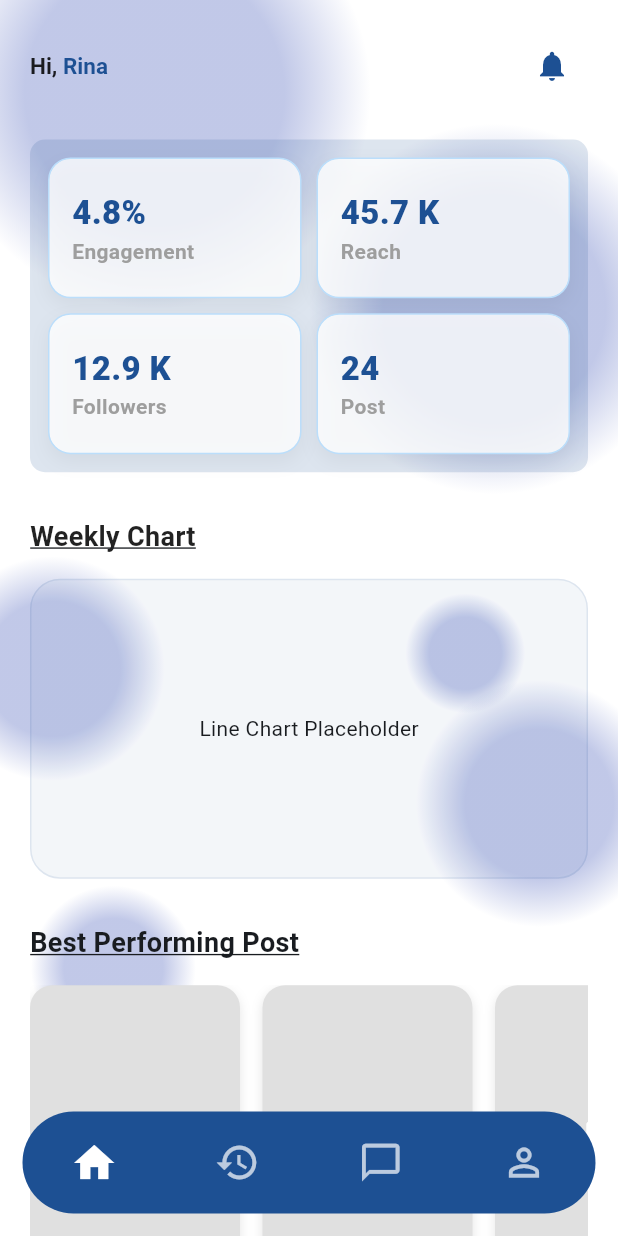
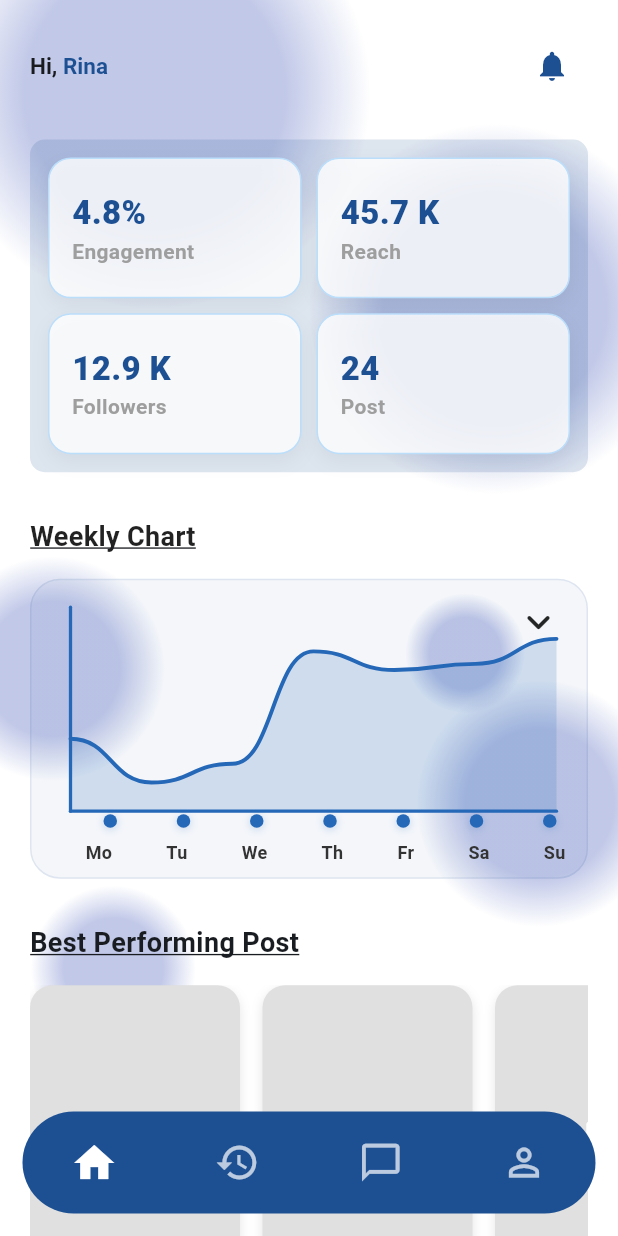
Before and after one commit to grace247r/MobileApp_Sociasync, a Flutter app: the DashboardPage widget shown alone on an empty page, opened directly, on a phone screen of 412 x 824 dp. Run offline on Flutter 3.47's test engine with Material 3 defaults, Android fonts, the phone set to English and light mode, and no system bars.

Commit message:
feat(dashboard): tambah weekly chart

```diff
--- a/frontend/sociasync_app/lib/screens/dashboard/dashboard_page.dart
+++ b/frontend/sociasync_app/lib/screens/dashboard/dashboard_page.dart
@@ -16,6 +16,7 @@ class DashboardPage extends StatefulWidget {
 class _DashboardPageState extends State<DashboardPage> {
   final Color primaryBlue = const Color(0xFF1D5093);
   int _currentIndex = 0; // Untuk melacak posisi Navbar
+  final List<double> _weeklyChartValues = [42, 35, 38, 56, 53, 54, 58];
 
   void _onNavbarTap(int index) {
     if (index == _currentIndex) return;
@@ -75,7 +76,7 @@ class _DashboardPageState extends State<DashboardPage> {
                   ), // Jarak antara wadah biru ke kartu stats
                   decoration: BoxDecoration(
                     // Warna biru transparan untuk wadah (mirip di gambar)
-                    color: primaryBlue.withOpacity(0.15),
+                    color: primaryBlue.withValues(alpha: 0.15),
                     borderRadius: BorderRadius.circular(10),
                   ),
                   child: GridView.count(
@@ -122,15 +123,13 @@ class _DashboardPageState extends State<DashboardPage> {
                         width: double.infinity,
                         decoration: BoxDecoration(
                           // Menggunakan opacity rendah agar background gradasi tetap tembus pandang
-                          color: primaryBlue.withOpacity(0.05),
+                          color: primaryBlue.withValues(alpha: 0.05),
                           borderRadius: BorderRadius.circular(20),
                           border: Border.all(
-                            color: primaryBlue.withOpacity(0.1),
+                            color: primaryBlue.withValues(alpha: 0.1),
                           ),
                         ),
-                        child: const Center(
-                          child: Text("Line Chart Placeholder"),
-                        ),
+                        child: _buildWeeklyChart(),
                       ),
                     ],
                   ),
@@ -213,12 +212,14 @@ class _DashboardPageState extends State<DashboardPage> {
     return Container(
       padding: const EdgeInsets.all(15),
       decoration: BoxDecoration(
-        color: Colors.white.withOpacity(0.8), // Sedikit transparan agar estetik
+        color: Colors.white.withValues(
+          alpha: 0.8,
+        ), // Sedikit transparan agar estetik
         borderRadius: BorderRadius.circular(15),
         border: Border.all(color: Colors.blue.shade100),
         boxShadow: [
           BoxShadow(
-            color: Colors.black.withOpacity(0.05),
+            color: Colors.black.withValues(alpha: 0.05),
             blurRadius: 10,
             offset: const Offset(0, 5),
           ),
@@ -258,7 +259,7 @@ class _DashboardPageState extends State<DashboardPage> {
         borderRadius: BorderRadius.circular(15),
         boxShadow: [
           BoxShadow(
-            color: Colors.black.withOpacity(0.1),
+            color: Colors.black.withValues(alpha: 0.1),
             blurRadius: 5,
             offset: const Offset(0, 3),
           ),
@@ -267,4 +268,174 @@ class _DashboardPageState extends State<DashboardPage> {
       child: const Center(child: Icon(Icons.image, color: Colors.white)),
     );
   }
+
+  Widget _buildWeeklyChart() {
+    const days = ['Mo', 'Tu', 'We', 'Th', 'Fr', 'Sa', 'Su'];
+
+    return Padding(
+      padding: const EdgeInsets.fromLTRB(14, 10, 14, 8),
+      child: Stack(
+        children: [
+          Positioned.fill(
+            child: CustomPaint(
+              painter: _WeeklyChartPainter(
+                primaryBlue: primaryBlue,
+                values: _weeklyChartValues,
+              ),
+            ),
+          ),
+          Positioned(
+            top: 2,
+            right: 2,
+            child: Icon(
+              Icons.keyboard_arrow_down_rounded,
+              color: Colors.black.withValues(alpha: 0.85),
+              size: 32,
+            ),
+          ),
+          Positioned(
+            left: 34,
+            right: 6,
+            bottom: 25,
+            child: Row(
+              mainAxisAlignment: MainAxisAlignment.spaceBetween,
+              children: List.generate(
+                days.length,
+                (_) => Container(
+                  width: 9,
+                  height: 9,
+                  decoration: BoxDecoration(
+                    color: const Color(0xFF2568B8),
+                    shape: BoxShape.circle,
+                    boxShadow: [
+                      BoxShadow(
+                        color: const Color(0xFF2568B8).withValues(alpha: 0.25),
+                        blurRadius: 4,
+                        offset: const Offset(0, 1),
+                      ),
+                    ],
+                  ),
+                ),
+              ),
+            ),
+          ),
+          Positioned(
+            left: 22,
+            right: 0,
+            bottom: 0,
+            child: Row(
+              mainAxisAlignment: MainAxisAlignment.spaceBetween,
+              children: days
+                  .map(
+                    (day) => Text(
+                      day,
+                      style: const TextStyle(
+                        fontSize: 12,
+                        fontWeight: FontWeight.w700,
+                        color: Color(0xFF333333),
+                      ),
+                    ),
+                  )
+                  .toList(),
+            ),
+          ),
+        ],
+      ),
+    );
+  }
 }
+
+class _WeeklyChartPainter extends CustomPainter {
+  _WeeklyChartPainter({required this.primaryBlue, required this.values});
+
+  final Color primaryBlue;
+  final List<double> values;
+
+  @override
+  void paint(Canvas canvas, Size size) {
+    final axisPaint = Paint()
+      ..color = const Color(0xFF2568B8)
+      ..strokeWidth = 2.2
+      ..style = PaintingStyle.stroke
+      ..strokeCap = StrokeCap.round;
+
+    final linePaint = Paint()
+      ..color = const Color(0xFF2568B8)
+      ..strokeWidth = 2.6
+      ..style = PaintingStyle.stroke
+      ..strokeCap = StrokeCap.round
+      ..strokeJoin = StrokeJoin.round;
+
+    final fillPaint = Paint()
+      ..color = const Color(0xFF2568B8).withValues(alpha: 0.18)
+      ..style = PaintingStyle.fill;
+
+    const leftPad = 12.0;
+    final rightPad = 6.0;
+    const topPad = 14.0;
+    final baselineY = size.height - 36;
+
+    canvas.drawLine(
+      Offset(leftPad, baselineY),
+      Offset(size.width - rightPad, baselineY),
+      axisPaint,
+    );
+    canvas.drawLine(
+      const Offset(leftPad, 8),
+      Offset(leftPad, baselineY),
+      axisPaint,
+    );
+
+    final pointsCount = values.length < 2 ? 2 : values.length;
+    final chartWidth = size.width - leftPad - rightPad;
+    final stepX = chartWidth / (pointsCount - 1);
+    final xVals = List.generate(
+      pointsCount,
+      (index) => leftPad + stepX * index,
+    );
+
+    final chartTop = topPad;
+    final chartBottom = baselineY - 4;
+    final chartHeight = chartBottom - chartTop;
+
+    final minVal = values.reduce((a, b) => a < b ? a : b);
+    final maxVal = values.reduce((a, b) => a > b ? a : b);
+    final range = (maxVal - minVal).abs() < 0.0001 ? 1.0 : (maxVal - minVal);
+
+    // Tambahkan margin atas-bawah agar garis tidak menempel frame.
+    const normalizedMin = 0.12;
+    const normalizedMax = 0.88;
+
+    final points = List.generate(pointsCount, (index) {
+      final value = values.length > index ? values[index] : values.last;
+      final normalized = (value - minVal) / range;
+      final ratio =
+          normalizedMax - (normalized * (normalizedMax - normalizedMin));
+      final y = chartTop + (ratio * chartHeight);
+      return Offset(xVals[index], y);
+    });
+
+    final linePath = Path()..moveTo(points.first.dx, points.first.dy);
+    for (int i = 0; i < points.length - 1; i++) {
+      final p0 = points[i];
+      final p1 = points[i + 1];
+      final c1 = Offset((p0.dx + p1.dx) / 2, p0.dy);
+      final c2 = Offset((p0.dx + p1.dx) / 2, p1.dy);
+      linePath.cubicTo(c1.dx, c1.dy, c2.dx, c2.dy, p1.dx, p1.dy);
+    }
+
+    final fillPath = Path.from(linePath)
+      ..lineTo(points.last.dx, baselineY)
+      ..lineTo(points.first.dx, baselineY)
+      ..close();
+
+    canvas.drawPath(fillPath, fillPaint);
+    canvas.drawPath(linePath, linePaint);
+  }
+
+  @override
+  bool shouldRepaint(covariant _WeeklyChartPainter oldDelegate) {
+    return oldDelegate.primaryBlue != primaryBlue ||
+        oldDelegate.values != values;
+  }
+}
```
